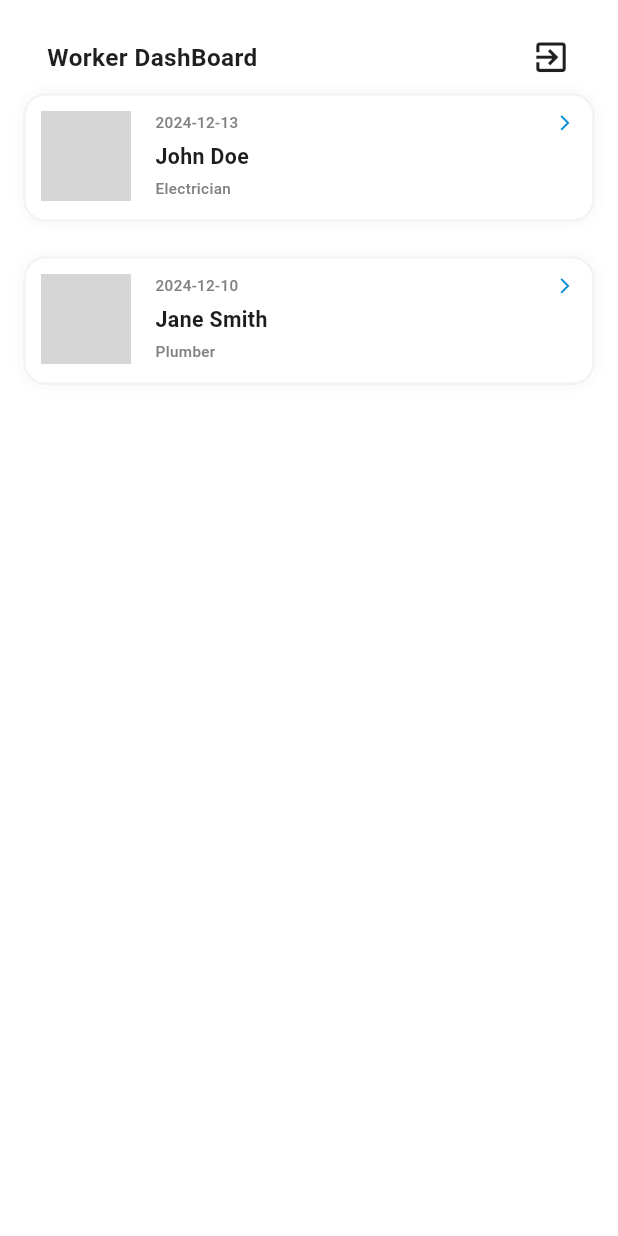
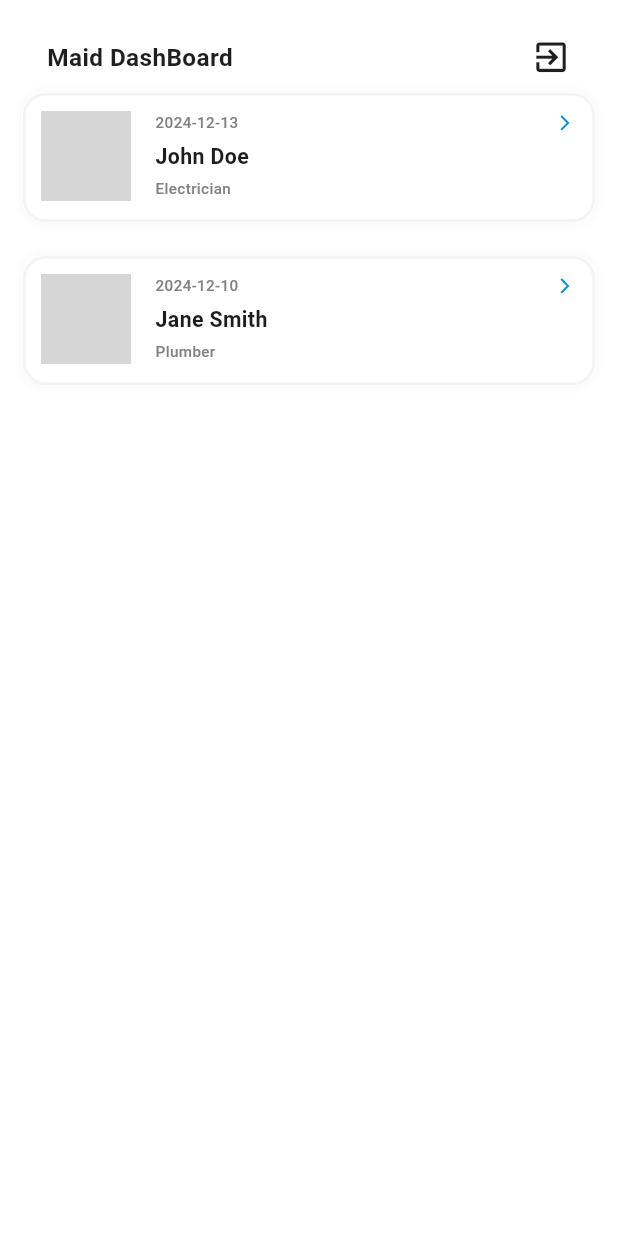
Before and after one commit to athul-velloth/just-connect, a Flutter app: the Home screen opened directly, on a phone screen of 412 x 824 dp. Run offline on Flutter 3.47's test engine with Material 3 defaults, Android fonts, the phone set to English and light mode, and no system bars; our stand-ins replace flutter_screenutil, get, image_picker, permission_handler; network calls fail; grey boxes are pictures that could not be loaded.

Commit message:
change worker to maid

```diff
--- a/lib/Ui/signup.dart
+++ b/lib/Ui/signup.dart
@@ -153,18 +153,18 @@ class _SignUpState extends State<SignUp> {
                     child: ElevatedButton(
                       onPressed: () {
                         setState(() {
-                          _userType = 'Worker';
+                          _userType = 'Maid';
                         });
                       },
                       style: ElevatedButton.styleFrom(
-                        backgroundColor: _userType == 'Worker'
+                        backgroundColor: _userType == 'Maid'
                             ? Colors.blue
                             : Colors.white, // Change color
-                        foregroundColor: _userType == 'Worker'
+                        foregroundColor: _userType == 'Maid'
                             ? Colors.white
                             : Colors.black, // Text color
                       ),
-                      child: const Text('Worker'),
+                      child: const Text('Maid'),
                     ),
                   ),
                 ],
--- a/lib/constants/strings.dart
+++ b/lib/constants/strings.dart
@@ -2,6 +2,6 @@ class Strings {
   static const String ownerDashboard = "Owner Dashboard";
   static const String createJob = "Create Job";
   static const String submit = "Submit";
-  static const String workerDashboard = "Worker DashBoard";
+  static const String workerDashboard = "Maid DashBoard";
   static const String jobDetails = "Job Details";
 }
```
